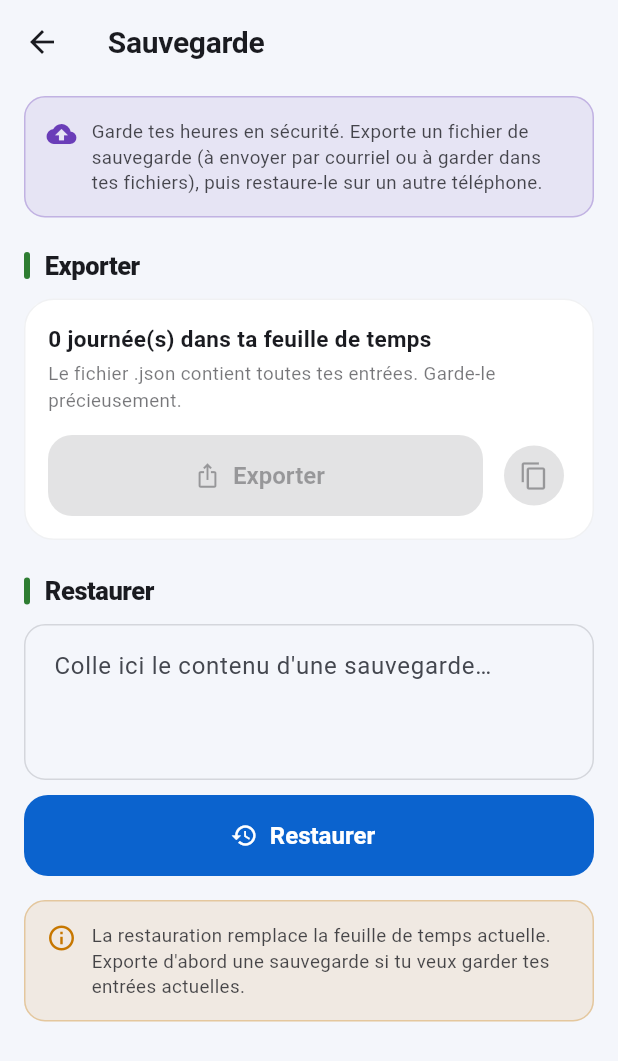
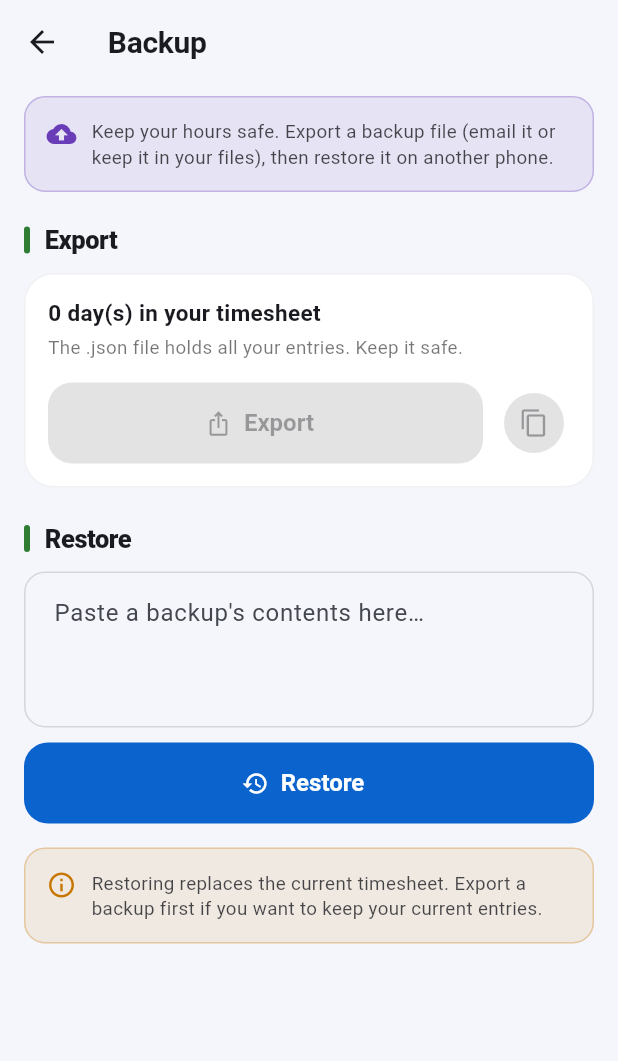
Before and after one commit to CR4SH3UR/calculatrice_ccq, a Flutter app: the screen it shows after launch, after a tap on "EN", after a tap on "Backup", on a phone screen of 412 x 824 dp. Shown: the top 1061 px of the screen. Run offline on Flutter 3.47's test engine with Material 3 defaults, Android fonts, the phone set to English and light mode, and no system bars; our stand-ins replace open_filex, pdf, printing, share_plus, shared_preferences.

Commit message:
Bilingue : écrans sauvegarde et retraite
Co-Authored-By: Claude Opus 4.8 <noreply@anthropic.com>

```diff
--- a/lib/screens/sauvegarde_screen.dart
+++ b/lib/screens/sauvegarde_screen.dart
@@ -3,6 +3,7 @@ import 'package:flutter/services.dart';
 
 import '../data/backup.dart';
 import '../data/heures_store.dart';
+import '../l10n/lang.dart';
 import '../theme/app_theme.dart';
 import '../widgets/common.dart';
 
@@ -35,18 +36,21 @@ class _SauvegardeScreenState extends State<SauvegardeScreen> {
     final bool? ok = await showDialog<bool>(
       context: context,
       builder: (ctx) => AlertDialog(
-        title: const Text('Restaurer la sauvegarde ?'),
-        content: Text(
+        title: Text(tr('Restaurer la sauvegarde ?', 'Restore the backup?')),
+        content: Text(tr(
             'Cela remplacera tes $actuelles entrée(s) actuelle(s) par les '
-            '${res.entries.length} de la sauvegarde. Cette action ne peut pas '
-            'être annulée.'),
+                '${res.entries.length} de la sauvegarde. Cette action ne peut '
+                'pas être annulée.',
+            'This will replace your $actuelles current entr${actuelles == 1 ? 'y' : 'ies'} '
+                'with the ${res.entries.length} from the backup. This cannot be '
+                'undone.')),
         actions: [
           TextButton(
               onPressed: () => Navigator.pop(ctx, false),
-              child: const Text('Annuler')),
+              child: Text(tr('Annuler', 'Cancel'))),
           FilledButton(
               onPressed: () => Navigator.pop(ctx, true),
-              child: const Text('Restaurer')),
+              child: Text(tr('Restaurer', 'Restore'))),
         ],
       ),
     );
@@ -54,7 +58,8 @@ class _SauvegardeScreenState extends State<SauvegardeScreen> {
     await HeuresStore.instance.remplacerTout(res.entries);
     _importCtrl.clear();
     messenger.showSnackBar(SnackBar(
-        content: Text('${res.entries.length} entrée(s) restaurée(s).')));
+        content: Text(
+            '${res.entries.length} ${tr('entrée(s) restaurée(s).', 'entr${res.entries.length == 1 ? 'y' : 'ies'} restored.')}')));
   }
 
   @override
@@ -64,18 +69,20 @@ class _SauvegardeScreenState extends State<SauvegardeScreen> {
       builder: (context, _) {
         final int n = HeuresStore.instance.entries.length;
         return ToolScaffold(
-          title: 'Sauvegarde',
+          title: tr('Sauvegarde', 'Backup'),
           children: [
-            const InfoBanner(
-              text:
+            InfoBanner(
+              text: tr(
                   'Garde tes heures en sécurité. Exporte un fichier de '
-                  'sauvegarde (à envoyer par courriel ou à garder dans tes '
-                  'fichiers), puis restaure-le sur un autre téléphone.',
+                      'sauvegarde (à envoyer par courriel ou à garder dans tes '
+                      'fichiers), puis restaure-le sur un autre téléphone.',
+                  'Keep your hours safe. Export a backup file (email it or keep '
+                      'it in your files), then restore it on another phone.'),
               color: AppColors.infos,
               icon: Icons.backup,
             ),
             const SizedBox(height: 18),
-            const SectionTitle('Exporter', color: AppColors.paie),
+            SectionTitle(tr('Exporter', 'Export'), color: AppColors.paie),
             const SizedBox(height: 8),
             Card(
               child: Padding(
@@ -83,13 +90,17 @@ class _SauvegardeScreenState extends State<SauvegardeScreen> {
                 child: Column(
                   crossAxisAlignment: CrossAxisAlignment.start,
                   children: [
-                    Text('$n journée(s) dans ta feuille de temps',
+                    Text(
+                        '$n ${tr('journée(s) dans ta feuille de temps', 'day(s) in your timesheet')}',
                         style: const TextStyle(
                             fontWeight: FontWeight.w700, fontSize: 15)),
                     const SizedBox(height: 4),
                     Text(
-                        'Le fichier .json contient toutes tes entrées. Garde-le '
-                        'précieusement.',
+                        tr(
+                            'Le fichier .json contient toutes tes entrées. '
+                                'Garde-le précieusement.',
+                            'The .json file holds all your entries. Keep it '
+                                'safe.'),
                         style: TextStyle(
                             fontSize: 12.5,
                             color: Theme.of(context)
@@ -106,7 +117,7 @@ class _SauvegardeScreenState extends State<SauvegardeScreen> {
                                 : () => partagerBackup(
                                     context, HeuresStore.instance.entries),
                             icon: const Icon(Icons.ios_share, size: 18),
-                            label: const Text('Exporter'),
+                            label: Text(tr('Exporter', 'Export')),
                           ),
                         ),
                         const SizedBox(width: 10),
@@ -118,13 +129,13 @@ class _SauvegardeScreenState extends State<SauvegardeScreen> {
                                       text: genererBackupJson(
                                           HeuresStore.instance.entries)));
                                   ScaffoldMessenger.of(context).showSnackBar(
-                                    const SnackBar(
-                                        content:
-                                            Text('Sauvegarde copiée.')),
+                                    SnackBar(
+                                        content: Text(tr('Sauvegarde copiée.',
+                                            'Backup copied.'))),
                                   );
                                 },
                           icon: const Icon(Icons.copy, size: 20),
-                          tooltip: 'Copier',
+                          tooltip: tr('Copier', 'Copy'),
                         ),
                       ],
                     ),
@@ -133,14 +144,15 @@ class _SauvegardeScreenState extends State<SauvegardeScreen> {
               ),
             ),
             const SizedBox(height: 20),
-            const SectionTitle('Restaurer', color: AppColors.paie),
+            SectionTitle(tr('Restaurer', 'Restore'), color: AppColors.paie),
             const SizedBox(height: 8),
             TextField(
               controller: _importCtrl,
               maxLines: 5,
               minLines: 3,
-              decoration: const InputDecoration(
-                hintText: 'Colle ici le contenu d\'une sauvegarde…',
+              decoration: InputDecoration(
+                hintText: tr('Colle ici le contenu d\'une sauvegarde…',
+                    'Paste a backup\'s contents here…'),
                 alignLabelWithHint: true,
               ),
             ),
@@ -148,14 +160,16 @@ class _SauvegardeScreenState extends State<SauvegardeScreen> {
             FilledButton.icon(
               onPressed: _restaurer,
               icon: const Icon(Icons.restore, size: 18),
-              label: const Text('Restaurer'),
+              label: Text(tr('Restaurer', 'Restore')),
             ),
             const SizedBox(height: 16),
-            const InfoBanner(
-              text:
+            InfoBanner(
+              text: tr(
                   'La restauration remplace la feuille de temps actuelle. '
-                  'Exporte d\'abord une sauvegarde si tu veux garder tes '
-                  'entrées actuelles.',
+                      'Exporte d\'abord une sauvegarde si tu veux garder tes '
+                      'entrées actuelles.',
+                  'Restoring replaces the current timesheet. Export a backup '
+                      'first if you want to keep your current entries.'),
               color: AppColors.warning,
             ),
           ],
```
Also changed, not shown: lib/screens/retraite_screen.dart (+106 -53 lines).
